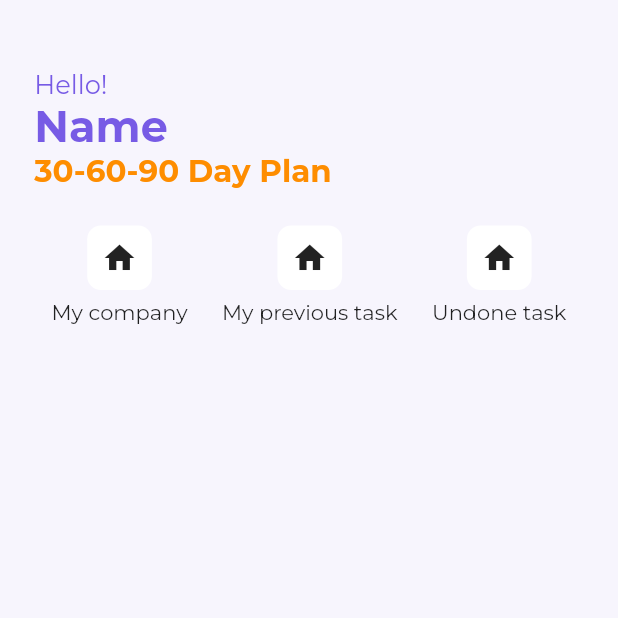
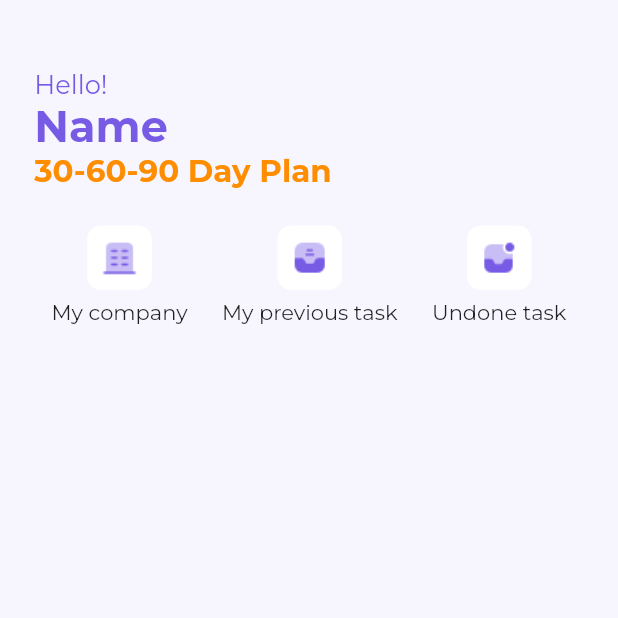
Before and after one commit to Bounphone/e_onboarding_app, a Flutter app: the MeScreen screen opened directly, on a phone screen of 412 x 824 dp, the top half of it. Run offline on Flutter 3.47's test engine with Material 2 defaults, Android fonts, the phone set to English and light mode, and no system bars; our stand-ins replace cloud_firestore, firebase_auth, firebase_core, flutter_screenutil, shared_preferences; accounts and stored records are empty.

Commit message:
add icon and update My profile ui

```diff
--- a/lib/config/app_icons.dart
+++ b/lib/config/app_icons.dart
@@ -1,3 +1,8 @@
 class AppIcons{
   static String myGoal = 'assets/icons/note-favorite.jpeg';
+
+  static String companyIcon = 'assets/icons/buliding.png';
+  static String previousIcon = 'assets/icons/direct.png';
+  static String unDoneIcon = 'assets/icons/direct-notification.png';
+
 }
--- a/lib/features/me/screen/me_screen.dart
+++ b/lib/features/me/screen/me_screen.dart
@@ -1,4 +1,5 @@
 import 'package:e_onboarding_app/config/app_colors.dart';
+import 'package:e_onboarding_app/config/app_icons.dart';
 import 'package:e_onboarding_app/features/me/models/me_button_model.dart';
 import 'package:e_onboarding_app/features/me/screen/my_company_screen.dart';
 import 'package:e_onboarding_app/features/me/screen/my_previous_task.dart';
@@ -16,8 +17,9 @@ class MeScreen extends StatefulWidget {
 
 class _MeScreenState extends State<MeScreen> {
   List<MeButtonModel> buttons = [
-    MeButtonModel(title: 'a', image: 'a', screen: MyCompanyScreen()),
-    MeButtonModel(title: 'a', image: 'a', screen: MyCompanyScreen()),
+    MeButtonModel(title: 'My company', image: AppIcons.companyIcon, screen: MyCompanyScreen()),
+    MeButtonModel(title: 'My Previous task', image: AppIcons.previousIcon, screen: MyPreviousTaskScreen()),
+    MeButtonModel(title: 'Undone task', image: AppIcons.unDoneIcon, screen: MyUnDoneTask()),
   ];
 
   @override
@@ -62,7 +64,10 @@ class _MeScreenState extends State<MeScreen> {
                             decoration: BoxDecoration(
                                 color: Colors.white,
                                 borderRadius: BorderRadius.circular(8.r)),
-                            child: Icon(Icons.home),
+                            child: ImageIcon(
+                              AssetImage(AppIcons.companyIcon),
+                              color: AppColor.primaryColor,
+                            )
                           ),
                           SizedBox(height: 5.h),
                           Text('My company')
@@ -83,7 +88,10 @@ class _MeScreenState extends State<MeScreen> {
                             decoration: BoxDecoration(
                                 color: Colors.white,
                                 borderRadius: BorderRadius.circular(8.r)),
-                            child: Icon(Icons.home),
+                            child: ImageIcon(
+                              AssetImage(AppIcons.previousIcon),
+                              color: AppColor.primaryColor,
+                            )
                           ),
                           SizedBox(height: 5.h),
                           Text('My previous task')
@@ -95,7 +103,7 @@ class _MeScreenState extends State<MeScreen> {
                         Navigator.push(
                             context,
                             MaterialPageRoute(
-                                builder: (_) => UnCompleteTaskScreen()));
+                                builder: (_) => MyUnDoneTask()));
                       },
                       child: Column(
                         children: [
@@ -104,7 +112,10 @@ class _MeScreenState extends State<MeScreen> {
                             decoration: BoxDecoration(
                                 color: Colors.white,
                                 borderRadius: BorderRadius.circular(8.r)),
-                            child: Icon(Icons.home),
+                           child: ImageIcon(
+                             AssetImage(AppIcons.unDoneIcon),
+                             color: AppColor.primaryColor,
+                           )
                           ),
                           SizedBox(height: 5.h),
                           Text('Undone task')
```
Also changed, not shown: lib/features/me/screen/uncomplete_task.dart (+4 -4 lines), assets/icons/buliding.png (added), assets/icons/direct-notification.png (added), assets/icons/direct.png (added).
